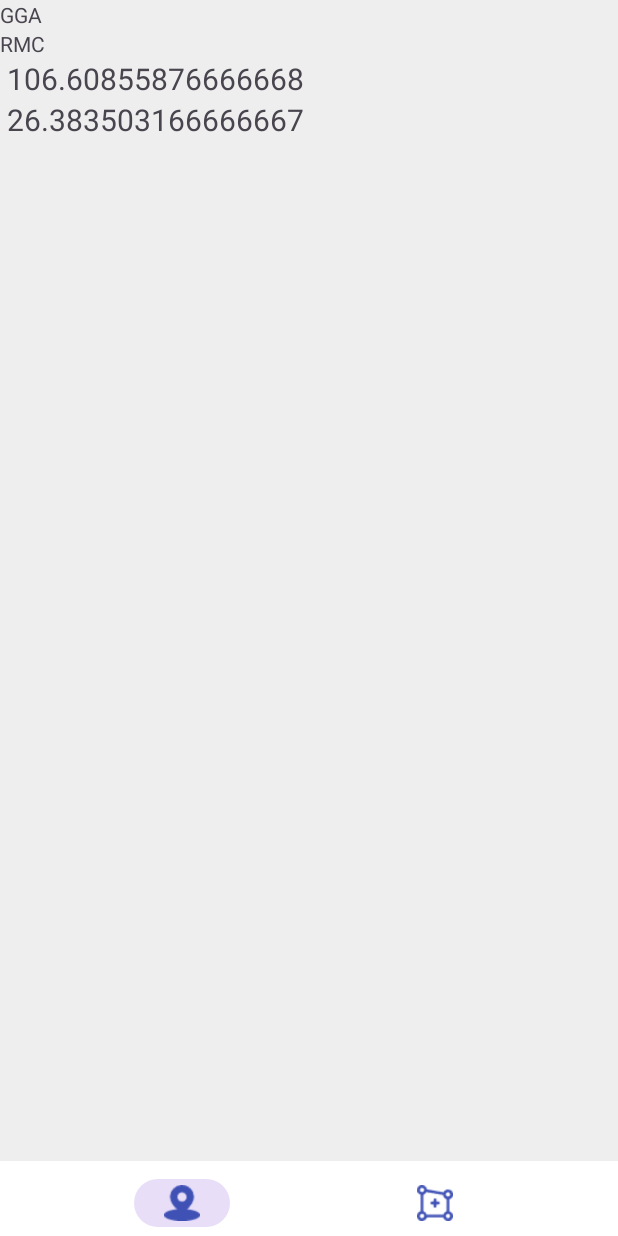
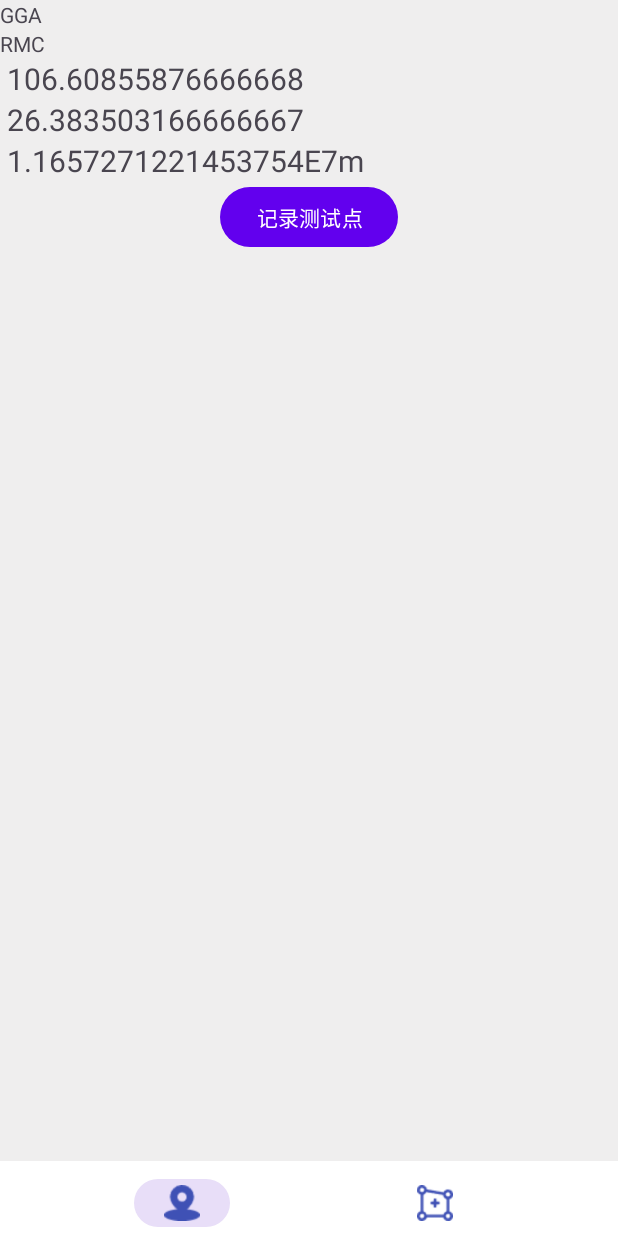
Before and after one commit to Wangshenggui/SingleAntennaRTK_APP, an Android app: the fragment DataAcceptanceFragment placed in its activity, on a phone screen of 412 x 824 dp. Run offline under Robolectric (Android 15) with nearby library versions, the phone set to English and light mode, and no system bars.

```diff
--- a/app/src/main/java/com/example/singleantennartk/BluetoothFunFragment/DataAcceptanceFragment.java
+++ b/app/src/main/java/com/example/singleantennartk/BluetoothFunFragment/DataAcceptanceFragment.java
@@ -17,6 +17,7 @@ import android.widget.Toast;
 
 import com.example.singleantennartk.BluetoothFunActivity;
 import com.example.singleantennartk.BtThread.ConnectedThread;
+import com.example.singleantennartk.MainActivity;
 import com.example.singleantennartk.R;
 import com.example.singleantennartk.SocketService;
 
@@ -37,7 +38,6 @@ public class DataAcceptanceFragment extends Fragment {
 
     private static TextView ReceiveGGATextView=null;
     private static TextView ReceiveRMCTextView=null;
-    static int text_n=0;
 
     private Handler handler;
     private Runnable runnable;
@@ -45,6 +45,13 @@ public class DataAcceptanceFragment extends Fragment {
 
     TextView lonText=null;
     TextView latText=null;
+    TextView distanceText=null;
+
+    Button RecordTestPointButton;
+
+
+    double wgs84lon,wgs84lat;
+    double lastwgs84lon=0,lastwgs84lat=0;
 
 
     public DataAcceptanceFragment() {
@@ -81,6 +88,18 @@ public class DataAcceptanceFragment extends Fragment {
 
         lonText=view.findViewById(R.id.lonText);
         latText=view.findViewById(R.id.latText);
+        distanceText=view.findViewById(R.id.distanceText);
+
+        RecordTestPointButton = view.findViewById(R.id.RecordTestPointButton);
+
+        //记录测试点按钮
+        RecordTestPointButton.setOnClickListener(new View.OnClickListener() {
+            @Override
+            public void onClick(View v) {
+                lastwgs84lon = wgs84lon;
+                lastwgs84lat = wgs84lat;
+            }
+        });
 
         // 初始化 Handler
         handler = new Handler();
@@ -95,7 +114,6 @@ public class DataAcceptanceFragment extends Fragment {
                 // 例如更新 UI 或执行其他逻辑
 
                 // 示例：每隔一定时间更新一次文本
-                text_n++;
                 ReceiveGGATextView.setText(BluetoothFunActivity.ReadGGAString);
                 ReceiveRMCTextView.setText(BluetoothFunActivity.ReadRMCString);
 
@@ -124,8 +142,15 @@ public class DataAcceptanceFragment extends Fragment {
 //                String stationID = parts[14];    // 0451
 
 
-                lonText.setText(" " + dms_to_degrees(Double.parseDouble(longitude)));
-                latText.setText(" " + dms_to_degrees(Double.parseDouble(latitude)));
+
+                wgs84lon = dms_to_degrees(Double.parseDouble(longitude));
+                wgs84lat = dms_to_degrees(Double.parseDouble(latitude));
+                lonText.setText(" " + wgs84lon);
+                latText.setText(" " + wgs84lat);
+
+                distanceText.setText(" " + linearDistance(wgs84lat,wgs84lon,lastwgs84lat,lastwgs84lon)*1000 + "m");
+
+//                linearDistance(lastwgs84lat,lastwgs84lon,wgs84lat,wgs84lon);
 
                 // 再次调度定时任务
                 handler.postDelayed(this, TIMER_DELAY);
@@ -149,4 +174,17 @@ public class DataAcceptanceFragment extends Fragment {
         double decimal_degrees = degrees + minutes / 60.0; // 转换为十进制度数
         return decimal_degrees;
     }
+    public static double linearDistance(double lat1, double lon1, double lat2, double lon2) {
+        double dLat = Math.toRadians(lat2 - lat1);
+        double dLon = Math.toRadians(lon2 - lon1);
+
+        // 使用简单的勾股定理计算直线距离
+        double a = Math.sin(dLat / 2) * Math.sin(dLat / 2) +
+                Math.cos(Math.toRadians(lat1)) * Math.cos(Math.toRadians(lat2)) *
+                        Math.sin(dLon / 2) * Math.sin(dLon / 2);
+        double c = 2 * Math.atan2(Math.sqrt(a), Math.sqrt(1 - a));
+        double distance = 6371.0 * c; // 地球半径取6371.0公里
+
+        return distance;
+    }
 }
--- a/app/src/main/res/layout/fragment_data_acceptance.xml
+++ b/app/src/main/res/layout/fragment_data_acceptance.xml
@@ -41,5 +41,23 @@
         app:layout_constraintTop_toBottomOf="@+id/lonText"
         tools:layout_editor_absoluteX="0dp" />
 
+    <TextView
+        android:id="@+id/distanceText"
+        android:layout_width="match_parent"
+        android:layout_height="wrap_content"
+        android:text="距离: "
+        android:textSize="20sp"
+        app:layout_constraintTop_toBottomOf="@+id/latText"
+        tools:layout_editor_absoluteX="0dp" />
+
+    <Button
+        android:id="@+id/RecordTestPointButton"
+        android:layout_width="wrap_content"
+        android:layout_height="wrap_content"
+        android:text="记录测试点"
+        app:layout_constraintEnd_toEndOf="parent"
+        app:layout_constraintStart_toStartOf="parent"
+        app:layout_constraintTop_toBottomOf="@+id/distanceText" />
+
 
 </androidx.constraintlayout.widget.ConstraintLayout>
```
Also changed, not shown: app/src/main/java/com/example/singleantennartk/SocketService.java (+28 -4 lines).
